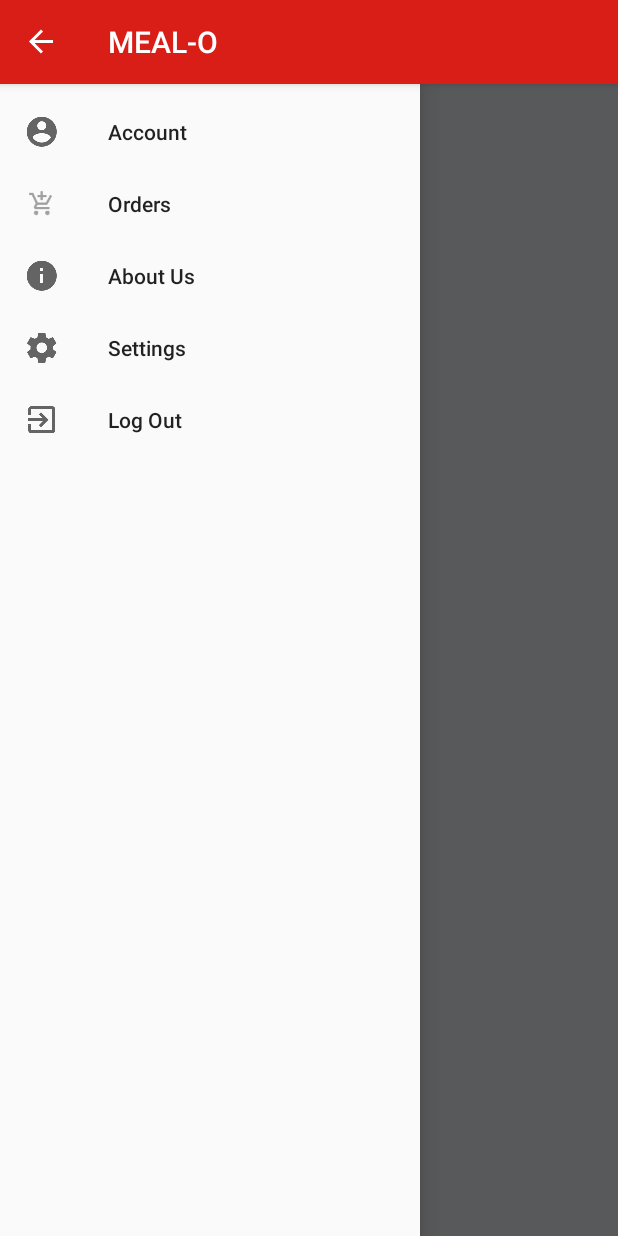
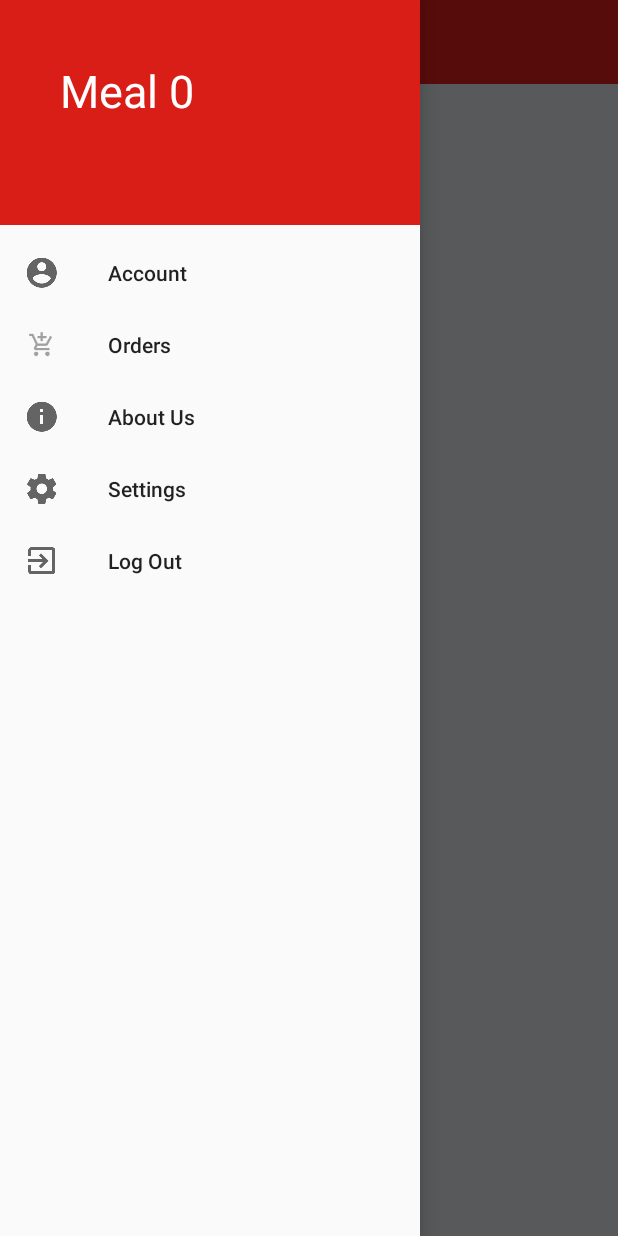
Before and after one commit to roshankrishnan7/android-app-mealo, an Android app: the screen it shows after launch (MainActivity), with the side drawer open, on a phone screen of 412 x 824 dp. Run offline under Robolectric (Android 15) with nearby library versions, the phone set to English and light mode, and no system bars; libraries missing offline, so code that uses them is left out: com.makeramen.roundedimageview; 4 statements that could not run were skipped.

```diff
--- a/app/src/main/java/rkthi3/mealo/MainActivity.java
+++ b/app/src/main/java/rkthi3/mealo/MainActivity.java
@@ -9,6 +9,7 @@ import android.support.v7.app.ActionBarDrawerToggle;
 import android.support.v7.app.AppCompatActivity;
 import android.os.Bundle;
 import android.content.Intent;
+import android.support.v7.widget.Toolbar;
 import android.text.Editable;
 import android.text.TextWatcher;
 import android.util.Log;
@@ -55,6 +56,7 @@ public class MainActivity extends AppCompatActivity {
 
     private DrawerLayout mDrawerLayout;
     private ActionBarDrawerToggle mToggle;
+    private Toolbar mToolBar;
 
 
 
@@ -72,6 +74,8 @@ public class MainActivity extends AppCompatActivity {
 
         cListView = (ListView) findViewById(R.id.listMenuItem);
         //ip = (EditText)findViewById(R.id.ipSearch);
+        mToolBar = (Toolbar) findViewById(R.id.nav_action_bar);
+        setSupportActionBar(mToolBar);
 
 
         getSupportActionBar().setDisplayHomeAsUpEnabled(true);
@@ -89,8 +93,9 @@ public class MainActivity extends AppCompatActivity {
         cListView.setOnItemClickListener(new AdapterView.OnItemClickListener() {
             public void onItemClick(AdapterView<?> parent, View view,
                                     int position, long id) {
-                // on Clicking any item from the list view, the monster details are passed to ViewPage
-                // Monster details are displayed there and function to Update/Delete implement there
+                // on Clicking any item from the list view, the item details are passed to ViewPage
+                // Item details are displayed there and function to Update/Delete implement there
+                Log.d("clicked", "> here");
                 MenuItem selectedItem = (MenuItem) cListView.getItemAtPosition(position);
                 Intent viewIntent = new Intent(getApplicationContext(), ViewItemActivity.class);
                 viewIntent.putExtra("ViewItem", selectedItem);
--- a/app/src/main/res/layout/activity_main.xml
+++ b/app/src/main/res/layout/activity_main.xml
@@ -7,14 +7,16 @@
     android:orientation="vertical"
     android:id="@+id/drawerLayout"
     android:background="@color/iron"
-    android:padding="0dp">
+    >
     <LinearLayout
         android:layout_width="match_parent"
         android:layout_height="match_parent"
 
         android:orientation="vertical"
-        android:paddingLeft="2dp"
-        android:paddingRight="2dp" >
+         >
+        <include layout="@layout/navigation_action_bar"
+            android:layout_width="match_parent"
+            android:layout_height="wrap_content"/>
 
 
         <LinearLayout
@@ -48,6 +50,7 @@
         android:layout_height="match_parent"
         app:menu="@menu/navigation_menu"
         android:layout_gravity="start"
+        app:headerLayout="@layout/navigation_header"
         >
 
     </android.support.design.widget.NavigationView>
--- a/app/src/main/res/layout/navigation_header.xml
+++ b/app/src/main/res/layout/navigation_header.xml
@@ -1,6 +1,20 @@
 <?xml version="1.0" encoding="utf-8"?>
 <RelativeLayout xmlns:android="http://schemas.android.com/apk/res/android"
     android:layout_width="match_parent"
-    android:layout_height="200dp">
+    android:layout_height="150dp"
+    android:background="@color/thunder_bird"
+    android:paddingTop="20dp"
+    android:paddingLeft="20dp">
 
+    <TextView
+        android:id="@+id/textView"
+        android:layout_width="wrap_content"
+        android:layout_height="wrap_content"
+        android:layout_alignParentStart="true"
+        android:layout_alignParentTop="true"
+        android:layout_marginStart="20dp"
+        android:layout_marginTop="20dp"
+        android:textColor="#FFFFFF"
+        android:textSize="30sp"
+        android:text="Meal 0" />
 </RelativeLayout>
--- a/app/src/main/res/values/styles.xml
+++ b/app/src/main/res/values/styles.xml
@@ -1,7 +1,7 @@
 <resources>
 
     <!-- Base application theme. -->
-    <style name="AppTheme" parent="Theme.AppCompat.Light.DarkActionBar">
+    <style name="AppTheme" parent="Theme.AppCompat.Light.NoActionBar">
         <!-- Customize your theme here. -->
         <item name="colorPrimary">@color/thunder_bird</item>
         <item name="colorPrimaryDark">@color/colorPrimaryDark</item>
```
Also changed, not shown: app/src/main/res/layout/list_item.xml (+5 -6 lines), app/src/main/res/layout/navigation_action_bar.xml (added, +11 -0 lines).
